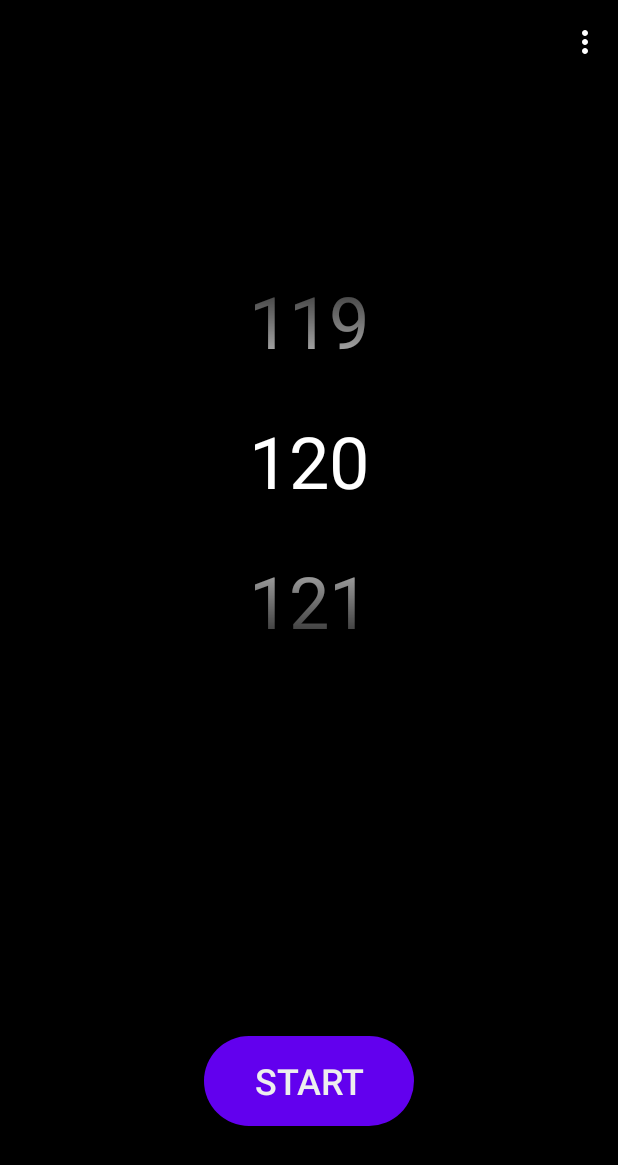
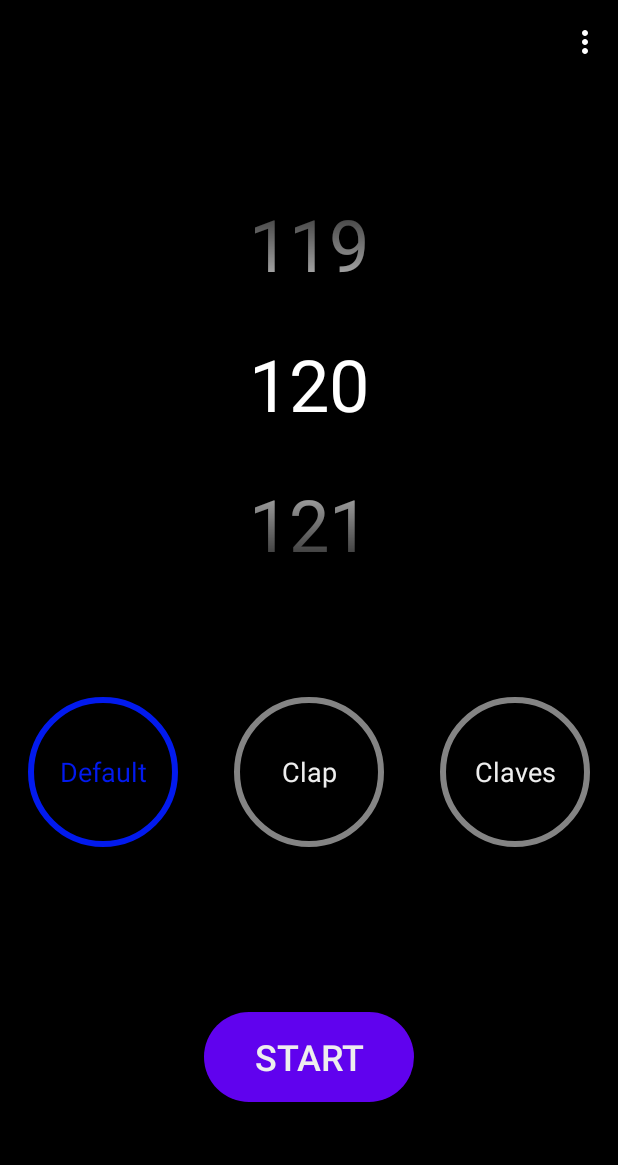
Before and after one commit to LaoQi/SimpleBeat, an Android app: the screen it shows after launch (MainActivity), on a phone screen of 412 x 824 dp. Shown: the top 1165 px of the screen. Run offline under Robolectric (Android 15) with nearby library versions, the phone set to English and light mode, and no system bars; network calls fail.

Commit message:
增加多个音频预设，现在可以记录之前的选择

```diff
--- a/app/src/main/java/com/madao/simplebeat/AudioManager.java
+++ b/app/src/main/java/com/madao/simplebeat/AudioManager.java
@@ -5,13 +5,17 @@ import android.content.Context;
 import java.io.ByteArrayOutputStream;
 import java.io.IOException;
 import java.io.InputStream;
+import java.util.ArrayList;
 import java.util.HashMap;
+import java.util.LinkedHashMap;
+import java.util.List;
 import java.util.Map;
 
 public class AudioManager {
 
     private final Context mContext;
-    private final Map<String, AudioData>dict = new HashMap<>();
+    private final Map<String, AudioData> audios = new HashMap<>();
+    private final List<String> audioList = new ArrayList<>();
 
     public static class AudioDataNotFound extends Exception {
         public AudioDataNotFound(String s) {
@@ -19,9 +23,17 @@ public class AudioManager {
         }
     }
 
+    private void putAudio(String name, String upbeatPath, String downbeatPath) {
+        audios.put(name, new AudioData(name, upbeatPath, downbeatPath));
+        audioList.add(name);
+    }
+
     public AudioManager(Context context) {
         mContext = context;
-        dict.put("classic", new AudioData("classic", "audios/upbeat.wav", "audios/downbeat.wav"));
+        putAudio(Constant.AudioDefault, "audios/upbeat.wav", "audios/downbeat.wav");
+        putAudio(Constant.AudioClap, "audios/downbeat.wav", "audios/upbeat.wav");
+        putAudio(Constant.AudioClaves, "audios/downbeat.wav", "audios/upbeat.wav");
+        putAudio(Constant.AudioRimshot, "audios/downbeat.wav", "audios/upbeat.wav");
     }
 
     @SuppressWarnings("ResultOfMethodCallIgnored")
@@ -40,7 +52,7 @@ public class AudioManager {
     }
 
     public AudioData getAudio(String key) throws AudioDataNotFound, IOException {
-        AudioData audioData = dict.get(key);
+        AudioData audioData = audios.get(key);
         if (audioData == null) {
             throw new AudioDataNotFound(String.format("AudioData %s Not Found", key));
         }
@@ -55,4 +67,12 @@ public class AudioManager {
         }
         return audioData;
     }
+
+    public List<String> getAudioList() {
+        return audioList;
+    }
+
+    public int getPosition(String key) {
+        return audioList.indexOf(key);
+    }
 }
--- a/app/src/main/java/com/madao/simplebeat/Constant.java
+++ b/app/src/main/java/com/madao/simplebeat/Constant.java
@@ -5,6 +5,13 @@ import java.util.HashMap;
 public class Constant {
     public final static int SampleRate = 44100;
     public final static int WavHeaderSize = 44;
+    public final static int MinBPM = 60;
+    public final static int MaxBPM = 240;
     public final static String SourceCodeUrl = "https://github.com/LaoQi/SimpleBeat";
     public final static String About = "MIT License \nCopyright© 2021 All rights reserved.";
+
+    public final static String AudioDefault = "Default";
+    public final static String AudioClap = "Clap";
+    public final static String AudioClaves = "Claves";
+    public final static String AudioRimshot = "Rimshot";
 }
--- a/app/src/main/java/com/madao/simplebeat/MainActivity.java
+++ b/app/src/main/java/com/madao/simplebeat/MainActivity.java
@@ -1,7 +1,6 @@
 package com.madao.simplebeat;
 
 import android.annotation.SuppressLint;
-import android.content.DialogInterface;
 import android.content.Intent;
 import android.content.pm.PackageInfo;
 import android.content.pm.PackageManager;
@@ -9,29 +8,36 @@ import android.net.Uri;
 import android.os.Bundle;
 import android.os.Handler;
 import android.os.Looper;
-import android.util.Log;
+import android.view.LayoutInflater;
 import android.view.Menu;
 import android.view.MenuItem;
 import android.view.View;
-import android.view.Window;
+import android.view.ViewGroup;
 import android.widget.NumberPicker;
 import android.widget.TextView;
+import android.widget.Toast;
 
 import androidx.annotation.NonNull;
 import androidx.appcompat.app.AlertDialog;
 import androidx.appcompat.app.AppCompatActivity;
+import androidx.recyclerview.widget.LinearLayoutManager;
+import androidx.recyclerview.widget.RecyclerView;
 
 import java.io.IOException;
 
 
 public class MainActivity extends AppCompatActivity {
 
-    private final static String tag = "SimpleBeat";
+//    private final static String tag = "SimpleBeat";
 
     private Metronome metronome;
+    private AudioManager audioManager;
+    private Profile profile;
     private boolean isPlaying = false;
     private boolean showStatusBar = false;
+    private int audioInitPosition;
     private TextView statusBar;
+    private RecyclerView audioSelector;
 
     @Override
     protected void onCreate(Bundle savedInstanceState) {
@@ -39,41 +45,109 @@ public class MainActivity extends AppCompatActivity {
         setContentView(R.layout.activity_main);
         setTitle("");
 
-        statusBar = (TextView) findViewById(R.id.statusBar);
-        updateStatusBar(0, 0);
-        statusBar.setVisibility(View.INVISIBLE);
-
-        AudioManager audios = new AudioManager(this);
+        profile = new Profile(this);
+        audioManager = new AudioManager(this);
         metronome = new Metronome(new Handler(Looper.getMainLooper(), msg -> {
-            switch (msg.what) {
-                case Messages.MsgTickTime:
-                    this.updateStatusBar(msg.arg1, msg.arg2);
+            if (msg.what == Messages.MsgTickTime) {
+                this.updateStatusBar(msg.arg1, msg.arg2);
 //                    Log.d(tag, String.format("delta %d count %d", msg.arg1, msg.arg2));
-                    break;
-                default:
-                    break;
             }
             return false;
         }));
-        try {
-            AudioData audioData = audios.getAudio("classic");
-            metronome.setUpbeat(audioData.getUpbeat());
-            metronome.setDownbeat(audioData.getDownbeat());
-        } catch (AudioManager.AudioDataNotFound | IOException audioDataNotFound) {
-            audioDataNotFound.printStackTrace();
-        }
+
+        audioInitPosition = audioManager.getPosition(profile.getAudioKey());
+        updateAudio(profile.getAudioKey());
+
+        initStatusBar();
+        initBpmPicker();
+        initAudioSelector();
+
+        new Handler(getMainLooper()).postDelayed(() -> {
+            audioSelector.smoothScrollToPosition(audioInitPosition + 1);
+        }, 100);
         metronome.start();
+    }
 
-        NumberPicker bpmPicker = (NumberPicker) findViewById(R.id.bpmPicker);
-        // 设置NumberPicker属性
-        bpmPicker.setMinValue(60);
-        bpmPicker.setMaxValue(240);
-        bpmPicker.setValue(120);
+    private void initStatusBar() {
+        statusBar = findViewById(R.id.statusBar);
+        updateStatusBar(0, 0);
+        statusBar.setVisibility(View.INVISIBLE);
+    }
+
+    private void initBpmPicker() {
+        NumberPicker bpmPicker = findViewById(R.id.bpmPicker);
+        bpmPicker.setMinValue(Constant.MinBPM);
+        bpmPicker.setMaxValue(Constant.MaxBPM);
+        bpmPicker.setValue(profile.getBPM());
         bpmPicker.setDescendantFocusability(NumberPicker.FOCUS_BLOCK_DESCENDANTS);
 
-        // 监听数值改变事件
         bpmPicker.setOnValueChangedListener((picker, oldVal, newVal) -> {
             metronome.setBpm(newVal);
+            profile.setBPM(newVal);
+        });
+    }
+
+    private void initAudioSelector() {
+        audioSelector = findViewById(R.id.audioSelector);
+        LinearLayoutManager linearLayoutManager = new LinearLayoutManager(this, LinearLayoutManager.HORIZONTAL,false);
+        audioSelector.setLayoutManager(linearLayoutManager);
+        audioSelector.setAdapter(new RecyclerView.Adapter<RecyclerView.ViewHolder>() {
+            private View lastItem;
+            private int selectedPosition = 0;
+
+            @NonNull
+            @Override
+            public RecyclerView.ViewHolder onCreateViewHolder(@NonNull ViewGroup parent, int viewType) {
+                View v = LayoutInflater.from(parent.getContext()).inflate(R.layout.audio_selector_item, parent, false);
+                v.getLayoutParams().width = parent.getWidth() / 3;
+                return new RecyclerView.ViewHolder(v) {};
+            }
+
+            public void scroll() {
+                int first = linearLayoutManager.findFirstVisibleItemPosition();
+                if (first == selectedPosition && selectedPosition > 0) {
+                    audioSelector.smoothScrollToPosition(selectedPosition - 1);
+                } else {
+                    audioSelector.smoothScrollToPosition(selectedPosition + 1);
+                }
+            }
+
+            protected void onClickItem(View view, int position) {
+                selectedPosition = position;
+                scroll();
+                updateAudio(position);
+                highlight(view);
+                resetItem(lastItem);
+
+                lastItem = view;
+            }
+
+            protected void highlight(View view) {
+                view.setBackground(getDrawable(R.drawable.audio_item_checked_shape));
+                ((TextView) view).setTextColor(getColor(R.color.blue_700));
+            }
+
+            protected void resetItem(View view) {
+                view.setBackground(getDrawable(R.drawable.audio_item_normal_shape));
+                ((TextView) view).setTextColor(getColor(R.color.gray_300));
+            }
+
+            @Override
+            public void onBindViewHolder(@NonNull RecyclerView.ViewHolder holder, int position) {
+                TextView textView = holder.itemView.findViewById(R.id.audioSelectorItemName);
+                textView.setText(audioManager.getAudioList().get(position));
+                textView.setOnClickListener(v -> onClickItem(v, position));
+                if (position == audioInitPosition) {
+                    highlight(textView);
+                    lastItem = textView;
+                    selectedPosition = position;
+                }
+            }
+
+            @Override
+            public int getItemCount() {
+                return audioManager.getAudioList().size();
+            }
         });
     }
 
@@ -82,22 +156,25 @@ public class MainActivity extends AppCompatActivity {
         statusBar.setText(String.format("Ticks: %d  -  Time: %d ms", ticks, delta));
     }
 
-    @Override
-    public boolean onCreateOptionsMenu(Menu menu) {
-        if (showStatusBar) {
-            menu.add(1, 1, 1, R.string.hidden_ticks);
-        } else {
-            menu.add(1, 1, 1, R.string.show_ticks);
+    public void updateAudio(int position) {
+        updateAudio(audioManager.getAudioList().get(position));
+    }
+
+    public void updateAudio(String selected) {
+        try {
+            AudioData audioData = audioManager.getAudio(selected);
+            metronome.setUpbeat(audioData.getUpbeat());
+            metronome.setDownbeat(audioData.getDownbeat());
+            profile.setAudioKey(selected);
+        } catch (AudioManager.AudioDataNotFound | IOException exception) {
+            exception.printStackTrace();
+            Toast.makeText(this, exception.getMessage(), Toast.LENGTH_LONG).show();
         }
-        menu.add(1, 2, 1, R.string.about);
-
-        return super.onCreateOptionsMenu(menu);
     }
 
     @Override
     public boolean onPrepareOptionsMenu(Menu menu) {
         menu.clear();
-        MenuItem m;
         if (showStatusBar) {
             menu.add(1, 1, 1, R.string.hidden_ticks);
         } else {
--- a/app/src/main/java/com/madao/simplebeat/Metronome.java
+++ b/app/src/main/java/com/madao/simplebeat/Metronome.java
@@ -45,7 +45,7 @@ public class Metronome extends Thread {
 						.setChannelMask(AudioFormat.CHANNEL_OUT_MONO)
 						.build())
 				.setTransferMode(AudioTrack.MODE_STREAM)
-//				.setBufferSizeInBytes(sampleRate)
+//				.setBufferSizeInBytes(Constant.SampleRate)
 //				.setBufferSizeInBytes(sampleRate * 2)
 				.build();
 	}
@@ -63,10 +63,10 @@ public class Metronome extends Thread {
 		}
 		wave = new byte[total];
 		Arrays.fill(wave, (byte)0);
-		System.arraycopy(downbeat, 0, wave, 0, downbeat.length);
+		System.arraycopy(downbeat, 0, wave, 0, Math.min(downbeat.length, unit));
 
 		for (int i = 1; i < notes; i++) {
-			System.arraycopy(upbeat, 0, wave, i * unit, downbeat.length);
+			System.arraycopy(upbeat, 0, wave, i * unit, Math.min(upbeat.length, unit));
 		}
 		changed = false;
 		Log.d(getName(), String.format("section total %d unit %d wave length %d time %f", total, unit, wave.length, wave.length * 1f / Constant.SampleRate ));
@@ -88,7 +88,6 @@ public class Metronome extends Thread {
 	@Override
 	@SuppressWarnings({"InfiniteLoopStatement", "BusyWait"})
 	public void run() {
-		super.run();
 		while(true) {
 			if (playing) {
 				if (changed) {
--- /dev/null
+++ b/app/src/main/java/com/madao/simplebeat/Profile.java
@@ -0,0 +1,38 @@
+package com.madao.simplebeat;
+
+import android.content.Context;
+import android.content.SharedPreferences;
+
+public class Profile {
+
+    private final static String name = "profile";
+
+    private final static String KeyBPM = "BPM";
+    private final static String KeyAudio = "Audio";
+
+    private final SharedPreferences preferences;
+
+    public Profile(Context context) {
+        preferences = context.getSharedPreferences(name, Context.MODE_PRIVATE);
+    }
+
+    public int getBPM() {
+        return preferences.getInt(KeyBPM, 120);
+    }
+
+    public void setBPM(int value) {
+        SharedPreferences.Editor editor = preferences.edit();
+        editor.putInt(KeyBPM, value);
+        editor.apply();
+    }
+
+    public String getAudioKey() {
+        return preferences.getString(KeyAudio, Constant.AudioDefault);
+    }
+
+    public void setAudioKey(String value) {
+        SharedPreferences.Editor editor = preferences.edit();
+        editor.putString(KeyAudio, value);
+        editor.apply();
+    }
+}
--- /dev/null
+++ b/app/src/main/res/drawable/audio_item_checked_shape.xml
@@ -0,0 +1,6 @@
+<?xml version="1.0" encoding="utf-8"?>
+<shape xmlns:android="http://schemas.android.com/apk/res/android"
+    android:shape="oval">
+    <solid android:color="@color/empty"/>   <!-- 设置背景颜色 -->
+    <stroke android:width="4dp" android:color="@color/blue_700"/> <!-- 设置边框颜色以及宽度 -->
+</shape>
--- /dev/null
+++ b/app/src/main/res/drawable/audio_item_normal_shape.xml
@@ -0,0 +1,6 @@
+<?xml version="1.0" encoding="utf-8"?>
+<shape xmlns:android="http://schemas.android.com/apk/res/android"
+    android:shape="oval">
+    <solid android:color="@color/empty"/>   <!-- 设置背景颜色 -->
+    <stroke android:width="4dp" android:color="@color/gray_100"/> <!-- 设置边框颜色以及宽度 -->
+</shape>
--- a/app/src/main/res/drawable/button_shape.xml
+++ b/app/src/main/res/drawable/start_button_shape.xml
@@ -4,5 +4,5 @@
 
     <corners android:radius="50dp"/>   <!-- 设置圆角弧度 -->
     <solid android:color="@color/purple_500"/>   <!-- 设置背景颜色 -->
-    <stroke android:color="@color/purple_200"/> <!-- 设置边框颜色以及宽度 -->
+    <stroke android:color="@color/purple_500"/> <!-- 设置边框颜色以及宽度 -->
 </shape>
--- a/app/src/main/res/layout/activity_main.xml
+++ b/app/src/main/res/layout/activity_main.xml
@@ -8,30 +8,53 @@
     android:backgroundTint="@color/black"
     tools:context=".MainActivity">
 
+    <TextView
+        android:id="@+id/statusBar"
+        android:layout_width="match_parent"
+        android:layout_height="52dp"
+        android:paddingStart="10sp"
+        android:textAlignment="textStart"
+        android:textColor="@color/gray_300"
+        android:textSize="18sp"
+        app:layout_constraintEnd_toEndOf="parent"
+        app:layout_constraintHorizontal_bias="0.0"
+        app:layout_constraintStart_toStartOf="parent"
+        app:layout_constraintTop_toTopOf="parent"
+        tools:ignore="RtlSymmetry" />
+
     <NumberPicker
         android:id="@+id/bpmPicker"
         android:layout_width="match_parent"
         android:layout_height="280dp"
+        android:layout_marginTop="8dp"
         android:background="@color/black"
         android:backgroundTint="@color/white"
         android:backgroundTintMode="multiply"
         android:foregroundTint="#000000"
         android:solidColor="#000000"
         android:theme="@style/Theme.picker"
-        app:layout_constraintBottom_toTopOf="@+id/toggleButton"
         app:layout_constraintEnd_toEndOf="parent"
         app:layout_constraintHorizontal_bias="0.0"
         app:layout_constraintStart_toStartOf="parent"
-        app:layout_constraintTop_toTopOf="parent"
-        app:layout_constraintVertical_bias="0.314">
+        app:layout_constraintTop_toBottomOf="@+id/statusBar">
 
     </NumberPicker>
+
+    <androidx.recyclerview.widget.RecyclerView
+        android:id="@+id/audioSelector"
+        android:layout_width="match_parent"
+        android:layout_height="141dp"
+        android:layout_marginTop="48dp"
+        app:layout_constraintEnd_toEndOf="parent"
+        app:layout_constraintHorizontal_bias="0.0"
+        app:layout_constraintStart_toStartOf="parent"
+        app:layout_constraintTop_toBottomOf="@+id/bpmPicker" />
 
     <ToggleButton
         android:id="@+id/toggleButton"
         android:layout_width="140dp"
         android:layout_height="60dp"
-        android:background="@drawable/button_shape"
+        android:background="@drawable/start_button_shape"
         android:checked="false"
         android:onClick="onStartStopClick"
         android:textColor="@color/gray_300"
@@ -41,23 +64,6 @@
         app:layout_constraintBottom_toBottomOf="parent"
         app:layout_constraintEnd_toEndOf="parent"
         app:layout_constraintStart_toStartOf="parent"
-        app:layout_constraintTop_toTopOf="parent"
-        app:layout_constraintVertical_bias="0.896" />
-
-    <TextView
-        android:id="@+id/statusBar"
-        android:layout_width="match_parent"
-        android:layout_height="52dp"
-        android:paddingStart="10sp"
-        android:textAlignment="textStart"
-        android:textColor="@color/gray_300"
-        android:textSize="18sp"
-        app:layout_constraintBottom_toTopOf="@+id/bpmPicker"
-        app:layout_constraintEnd_toEndOf="parent"
-        app:layout_constraintHorizontal_bias="0.0"
-        app:layout_constraintStart_toStartOf="parent"
-        app:layout_constraintTop_toTopOf="parent"
-        app:layout_constraintVertical_bias="0.326"
-        tools:ignore="RtlSymmetry" />
+        app:layout_constraintTop_toBottomOf="@+id/audioSelector" />
 
 </androidx.constraintlayout.widget.ConstraintLayout>
--- /dev/null
+++ b/app/src/main/res/layout/audio_selector_item.xml
@@ -0,0 +1,21 @@
+<?xml version="1.0" encoding="utf-8"?>
+<androidx.constraintlayout.widget.ConstraintLayout xmlns:android="http://schemas.android.com/apk/res/android"
+    xmlns:app="http://schemas.android.com/apk/res-auto"
+    xmlns:tools="http://schemas.android.com/tools"
+    android:layout_width="match_parent"
+    android:layout_height="match_parent">
+
+    <TextView
+        android:id="@+id/audioSelectorItemName"
+        android:layout_width="100dp"
+        android:layout_height="100dp"
+        android:background="@drawable/audio_item_normal_shape"
+        android:gravity="center"
+        android:textAlignment="center"
+        android:textColor="@color/gray_300"
+        android:textSize="18sp"
+        app:layout_constraintBottom_toBottomOf="parent"
+        app:layout_constraintEnd_toEndOf="parent"
+        app:layout_constraintStart_toStartOf="parent"
+        app:layout_constraintTop_toTopOf="parent" />
+</androidx.constraintlayout.widget.ConstraintLayout>
--- a/app/src/main/res/values/colors.xml
+++ b/app/src/main/res/values/colors.xml
@@ -1,13 +1,11 @@
 <?xml version="1.0" encoding="utf-8"?>
 <resources>
-    <color name="purple_200">#FFBB86FC</color>
-    <color name="purple_500">#FF6200EE</color>
-    <color name="purple_700">#FF3700B3</color>
-    <color name="teal_200">#FF03DAC5</color>
-    <color name="teal_700">#FF018786</color>
+    <color name="purple_500">#FF6002EE</color>
     <color name="gray_100">#8EEEEEEE</color>
     <color name="gray_300">#FFEEEEEE</color>
     <color name="gray_900">#FF999999</color>
+    <color name="blue_700">#FF021AEE</color>
     <color name="black">#FF000000</color>
     <color name="white">#FFFFFFFF</color>
+    <color name="empty">#00000000</color>
 </resources>
```
